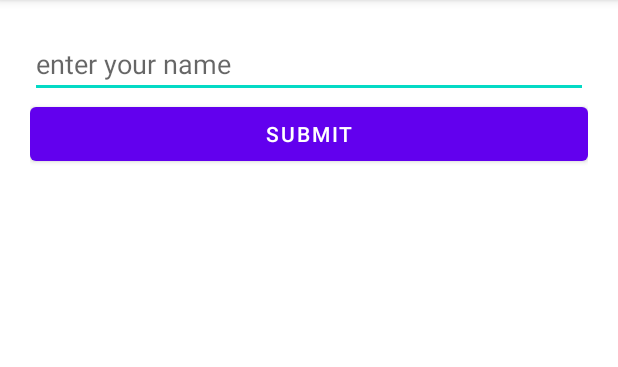
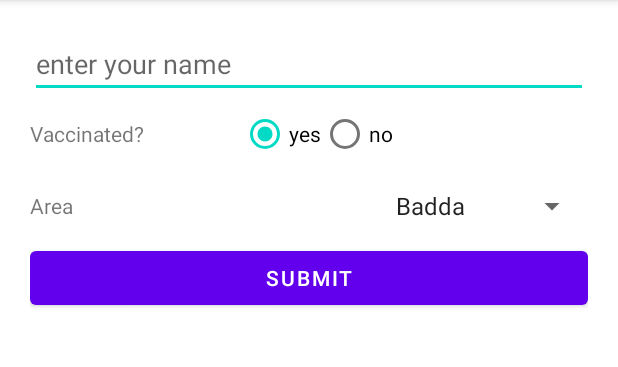
Before and after one commit to riponahmed2201/andriod-practice, an Android app: the screen it shows after launch (MainActivity), on a phone screen of 412 x 824 dp, the part 84-451 px from its top. Run offline under Robolectric (Android 15) with nearby library versions, the phone set to English and light mode, and no system bars.

Commit message:
spineer added

```diff
--- a/BasicApp/app/src/main/java/com/example/basicapp/InputFragment.java
+++ b/BasicApp/app/src/main/java/com/example/basicapp/InputFragment.java
@@ -10,8 +10,13 @@ import androidx.navigation.Navigation;
 import android.view.LayoutInflater;
 import android.view.View;
 import android.view.ViewGroup;
+import android.widget.AdapterView;
+import android.widget.ArrayAdapter;
 import android.widget.Button;
 import android.widget.EditText;
+import android.widget.RadioButton;
+import android.widget.RadioGroup;
+import android.widget.Spinner;
 import android.widget.TextView;
 
 
@@ -20,8 +25,16 @@ public class InputFragment extends Fragment {
     Button submitButton;
     TextView displayText;
     EditText nameEditText;
+    RadioGroup vaccineRg;
+    RadioButton selectedRadioButton;
+    Spinner areaSpinner;
     public static final String NAME_KEY = "name";
+    public static final String IS_VACCINATED_KEY = "isVaccinated";
+    public static final String AREA_KEY = "area";
 
+    public String[] area = {"Badda", "Gulshan", "Rampura", "Banani"};
+    private ArrayAdapter<String> areaAdapter;
+    private String areaName;
     public InputFragment() {
         // Required empty public constructor
     }
@@ -41,19 +54,42 @@ public class InputFragment extends Fragment {
         submitButton = view.findViewById(R.id.submitButton);
         nameEditText = view.findViewById(R.id.nameEditText);
         displayText = view.findViewById(R.id.displayText);
+        vaccineRg = view.findViewById(R.id.vaccineRG);
+        areaSpinner = view.findViewById(R.id.areaSpinner);
+        areaAdapter = new ArrayAdapter<String>(getActivity(), android.R.layout.simple_list_item_1,area);
+        areaSpinner.setAdapter(areaAdapter);
+        areaSpinner.setOnItemSelectedListener(new AdapterView.OnItemSelectedListener() {
+            @Override
+            public void onItemSelected(AdapterView<?> adapterView, View view, int position, long id) {
+                areaName = area[position];
+            }
+
+            @Override
+            public void onNothingSelected(AdapterView<?> adapterView) {
+                areaName = area[0];
+            }
+        });
 
         submitButton.setOnClickListener(new View.OnClickListener() {
             @Override
-            public void onClick(View view) {
+            public void onClick(View v) {
+                selectedRadioButton = view.findViewById(vaccineRg.getCheckedRadioButtonId());
                 String name = nameEditText.getText().toString();
+                String isVaccinated = "yes";
+                if (selectedRadioButton != null){
+                     isVaccinated = selectedRadioButton.getText().toString();
+                }
+
 //                if (name.isEmpty()){
 //                    nameEditText.setError("enter your name.");
 //                }
 //                displayText.setText(name);
                 Bundle bundle = new Bundle();
-                bundle.putString(NAME_KEY,name);
+                bundle.putString(NAME_KEY, name);
+                bundle.putString(IS_VACCINATED_KEY, isVaccinated);
+                bundle.putString(AREA_KEY, areaName);
 
-                Navigation.findNavController(view).navigate(R.id.action_inputFragment_to_infoFragment,bundle);
+                Navigation.findNavController(v).navigate(R.id.action_inputFragment_to_infoFragment, bundle);
             }
         });
     }
--- a/BasicApp/app/src/main/res/layout/fragment_input.xml
+++ b/BasicApp/app/src/main/res/layout/fragment_input.xml
@@ -8,22 +8,75 @@
     tools:context=".InputFragment">
 
     <EditText
-        android:inputType="text"
         android:id="@+id/nameEditText"
+        android:layout_width="match_parent"
+        android:layout_height="wrap_content"
         android:hint="@string/enter_your_name"
+        android:inputType="text" />
+
+    <LinearLayout
         android:layout_width="match_parent"
-        android:layout_height="wrap_content"/>
+        android:layout_height="wrap_content"
+        android:gravity="center"
+        android:orientation="horizontal">
+
+        <TextView
+            android:layout_width="wrap_content"
+            android:layout_height="wrap_content"
+            android:layout_weight="1"
+            android:text="@string/vaccinated" />
+
+        <RadioGroup
+            android:orientation="horizontal"
+            android:id="@+id/vaccineRG"
+            android:layout_width="wrap_content"
+            android:layout_height="wrap_content"
+            android:layout_weight="2">
+
+            <RadioButton
+                android:checked="true"
+                android:layout_width="wrap_content"
+                android:layout_height="wrap_content"
+                android:text="@string/yes" />
+
+            <RadioButton
+                android:layout_width="wrap_content"
+                android:layout_height="wrap_content"
+                android:text="@string/no" />
+
+        </RadioGroup>
+
+    </LinearLayout>
+
+    <LinearLayout
+        android:layout_width="match_parent"
+        android:layout_height="wrap_content"
+        android:gravity="center"
+        android:orientation="horizontal">
+
+        <TextView
+            android:layout_width="wrap_content"
+            android:layout_height="wrap_content"
+            android:layout_weight="1"
+            android:text="@string/area" />
+
+         <Spinner
+             android:id="@+id/areaSpinner"
+             android:layout_width="wrap_content"
+             android:layout_height="wrap_content"/>
+
+    </LinearLayout>
 
     <Button
         android:id="@+id/submitButton"
-        android:text="@string/submit"
         android:layout_width="match_parent"
-        android:layout_height="wrap_content"/>
+        android:layout_height="wrap_content"
+        android:text="@string/submit" />
 
     <TextView
         android:id="@+id/displayText"
-        android:textSize="20sp"
         android:layout_width="match_parent"
-        android:layout_height="wrap_content"/>
+        android:layout_height="wrap_content"
+        android:textSize="20sp" />
 
 </LinearLayout>
--- a/BasicApp/app/src/main/res/values/strings.xml
+++ b/BasicApp/app/src/main/res/values/strings.xml
@@ -8,4 +8,9 @@
     <string name="hello_blank_fragment">Hello blank fragment</string>
     <string name="enter_your_name">enter your name</string>
     <string name="submit">submit</string>
+    <string name="yes">yes</string>
+    <string name="no">no</string>
+    <string name="vaccinated">Vaccinated?</string>
+    <string name="name">Name:</string>
+    <string name="area">Area</string>
 </resources>
```
Also changed, not shown: BasicApp/app/src/main/java/com/example/basicapp/InfoFragment.java (+12 -0 lines), BasicApp/app/src/main/res/layout/fragment_info.xml (+51 -6 lines).
